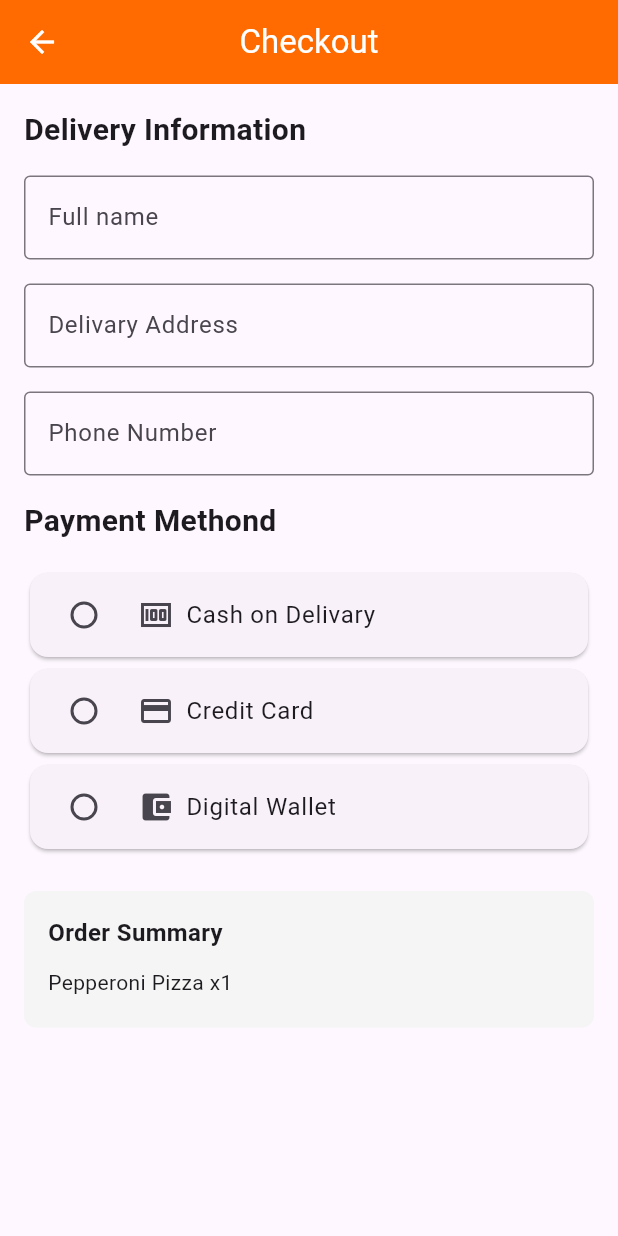
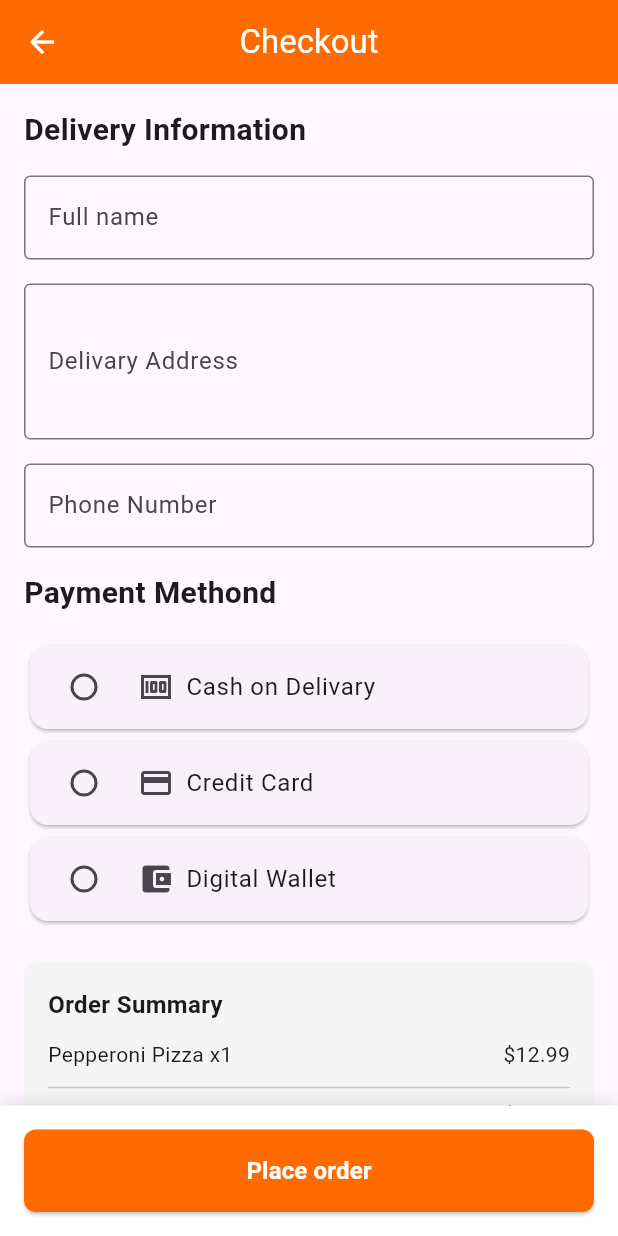
Before and after one commit to monmatprogramer/food_delivery_app, a Flutter app: the CheckOutPage screen opened directly, on a phone screen of 412 x 824 dp. Run offline on Flutter 3.47's test engine with Material 3 defaults, Android fonts, the phone set to English and light mode, and no system bars; our stand-ins replace cached_network_image, dartz, dio, equatable, flutter_bloc, get_it and 5 more; accounts and stored records are empty; network calls fail.

Commit message:
Implement checkout form with validation and order summary in CheckOutPage

```diff
--- a/food_delivery_app/lib/presentation/pages/check_out_page.dart
+++ b/food_delivery_app/lib/presentation/pages/check_out_page.dart
@@ -1,3 +1,4 @@
+import 'package:dartz/dartz.dart';
 import 'package:flutter/material.dart';
 import 'package:flutter_bloc/flutter_bloc.dart';
 import 'package:food_delivery_app/core/contants/theme_constants.dart';
@@ -14,6 +15,19 @@ class CheckOutPage extends StatefulWidget {
 }
 
 class _CheckOutPageState extends State<CheckOutPage> {
+  final _formKey = GlobalKey<FormState>();
+  final _nameController = TextEditingController();
+  final _addressController = TextEditingController();
+  final _phoneController = TextEditingController();
+  String _paymentMethod = "Cash on Delivary";
+  @override
+  void dispose() {
+    _nameController.dispose();
+    _addressController.dispose();
+    _phoneController.dispose();
+    super.dispose();
+  }
+
   @override
   Widget build(BuildContext context) {
     return Scaffold(
@@ -25,9 +39,14 @@ class _CheckOutPageState extends State<CheckOutPage> {
       ),
       body: BlocBuilder<CartBloc, CartState>(builder: (context, state) {
         if (state is CartLoaded) {
-          print("🆗state.cart: ${state.cart}");
           final cart = state.cart;
+          if (cart.isEmpty) {
+            return const Center(
+              child: Text("Your cart is empty"),
+            );
+          }
           return Form(
+            key: _formKey,
             child: ListView(
               padding: const EdgeInsets.all(AppDimensions.marginMedium),
               children: [
@@ -42,36 +61,48 @@ class _CheckOutPageState extends State<CheckOutPage> {
                   height: AppDimensions.marginMedium,
                 ),
                 TextFormField(
-                  //TODO: add controller
+                  controller: _nameController,
                   decoration: const InputDecoration(
                     labelText: "Full name",
                     border: OutlineInputBorder(),
                   ),
-                  //TODO: Add validator
-                  validator: (value) {},
+                  validator: (value) => value == null || value.isEmpty
+                      ? "Please enter your name"
+                      : null,
                 ),
                 const SizedBox(
                   height: AppDimensions.marginMedium,
                 ),
                 TextFormField(
-                  //TODO: Add a controller
+                  controller: _addressController,
                   decoration: const InputDecoration(
                     labelText: "Delivary Address",
                     border: OutlineInputBorder(),
                   ),
-                  //TODO: Add validator
+                  textAlign: TextAlign.start,
+                  textAlignVertical: TextAlignVertical.top,
+                  validator: (value) {
+                    value = value!.trim();
+                    if (value.isEmpty) {
+                      return "Please enter your address";
+                    }
+                    return null;
+                  },
+                  maxLines: 3,
                 ),
                 const SizedBox(
                   height: AppDimensions.marginMedium,
                 ),
                 TextFormField(
-                  //TODO: Add a controller
+                  controller: _phoneController,
+                  keyboardType: TextInputType.phone,
                   decoration: InputDecoration(
                     labelText: "Phone Number",
                     border: OutlineInputBorder(),
                   ),
-
-                  //TODO: Add a validator
+                  validator: (value) => value == null || value.isEmpty
+                      ? "Please enter your phone number"
+                      : null,
                 ),
                 const SizedBox(
                   height: AppDimensions.marginMedium,
@@ -98,10 +129,12 @@ class _CheckOutPageState extends State<CheckOutPage> {
                       ],
                     ),
                     value: "Cash on Delivery",
-                    //TODO: Add group value
-                    groupValue: "Option1",
-                    //TODO: Add onChange method
-                    onChanged: (value) {},
+                    groupValue: _paymentMethod,
+                    onChanged: (value) {
+                      setState(
+                        () => _paymentMethod = value!,
+                      );
+                    },
                   ),
                 ),
                 Card(
@@ -116,19 +149,19 @@ class _CheckOutPageState extends State<CheckOutPage> {
                       ],
                     ),
                     value: "Credit Card",
-                    //TODO: Add group value
-                    groupValue: "Options1",
-                    //TODO: Add this method
-                    onChanged: (value) {},
+                    groupValue: _paymentMethod,
+                    onChanged: (value) => setState(
+                      () => _paymentMethod = value!,
+                    ),
                   ),
                 ),
                 Card(
                   child: RadioListTile(
                     value: "Digital Wallet",
-                    //TODO: Add group value
-                    groupValue: "Options1",
-                    //TODO: Add this method
-                    onChanged: (value) {},
+                    groupValue: _paymentMethod,
+                    onChanged: (value) => setState(
+                      () => _paymentMethod = value!,
+                    ),
                     title: Row(
                       children: [
                         Icon(Icons.account_balance_wallet),
@@ -163,16 +196,60 @@ class _CheckOutPageState extends State<CheckOutPage> {
                       const SizedBox(
                         height: AppDimensions.marginSmall,
                       ),
-                      //TODO: Item
                       ...cart.items.map(
                         (item) => Padding(
                           padding: const EdgeInsets.symmetric(vertical: 4.0),
                           child: Row(
+                            mainAxisAlignment: MainAxisAlignment.spaceBetween,
                             children: [
                               Text("${item.name} x${item.quantity}"),
+                              Text(
+                                  '\$${(item.price * item.quantity).toStringAsFixed(2)}'),
                             ],
                           ),
                         ),
+                      ),
+                      const Divider(),
+                      // Subtotal
+                      Row(
+                        mainAxisAlignment: MainAxisAlignment.spaceBetween,
+                        children: [
+                          const Text("Subtotal"),
+                          Text('\$${cart.totalPrice.toStringAsFixed(2)}'),
+                        ],
+                      ),
+                      const SizedBox(
+                        height: 4,
+                      ),
+                      // Tax
+                      Row(
+                        mainAxisAlignment: MainAxisAlignment.spaceBetween,
+                        children: [
+                          const Text("Tax (8%)"),
+                          Text(
+                              '\$${(cart.totalPrice * 0.08).toStringAsFixed(2)}'),
+                        ],
+                      ),
+                      const Divider(),
+                      // Total
+                      Row(
+                        mainAxisAlignment: MainAxisAlignment.spaceBetween,
+                        children: [
+                          const Text(
+                            'Total',
+                            style: TextStyle(
+                              fontWeight: FontWeight.bold,
+                            ),
+                          ),
+                          Text(
+                            '\$${(cart.totalPrice + 2.99 + (cart.totalPrice * 0.08)).toStringAsFixed(2)}',
+                            style: TextStyle(
+                              fontWeight: FontWeight.bold,
+                              color: AppColors.primary,
+                              fontSize: AppDimensions.fontLarge,
+                            ),
+                          ),
+                        ],
                       ),
                     ],
                   ),
@@ -181,8 +258,55 @@ class _CheckOutPageState extends State<CheckOutPage> {
             ),
           );
         }
-        return const SizedBox.shrink();
+        return const Center(
+          child: CircularProgressIndicator(),
+        );
       }),
+      bottomNavigationBar: Container(
+        padding: const EdgeInsets.all(AppDimensions.marginMedium),
+        decoration: BoxDecoration(
+          color: Colors.white,
+          boxShadow: [
+            BoxShadow(
+              color: Colors.black12,
+              blurRadius: 8,
+              offset: const Offset(0, -2),
+            ),
+          ],
+        ),
+        child: ElevatedButton(
+          onPressed: () {
+            if (_formKey.currentState!.validate()) {
+              final order = {
+                'name': _nameController.text,
+                'address': _addressController.text,
+                'phone': _phoneController.text,
+                'paymentMethod': _paymentMethod,
+                'items':
+                    (context.read<CartBloc>().state as CartLoaded).cart.items,
+              };
+            }
+          },
+          style: ElevatedButton.styleFrom(
+            backgroundColor: AppColors.primary,
+            foregroundColor: Colors.white,
+            padding: const EdgeInsets.symmetric(
+              vertical: AppDimensions.marginMedium,
+            ),
+            shape: RoundedRectangleBorder(
+              borderRadius:
+                  BorderRadius.circular(AppDimensions.borderRadiusMedium),
+            ),
+          ),
+          child: const Text(
+            "Place order",
+            style: TextStyle(
+              fontSize: AppDimensions.fontLarge,
+              fontWeight: FontWeight.bold,
+            ),
+          ),
+        ),
+      ),
     );
   }
 }
```
